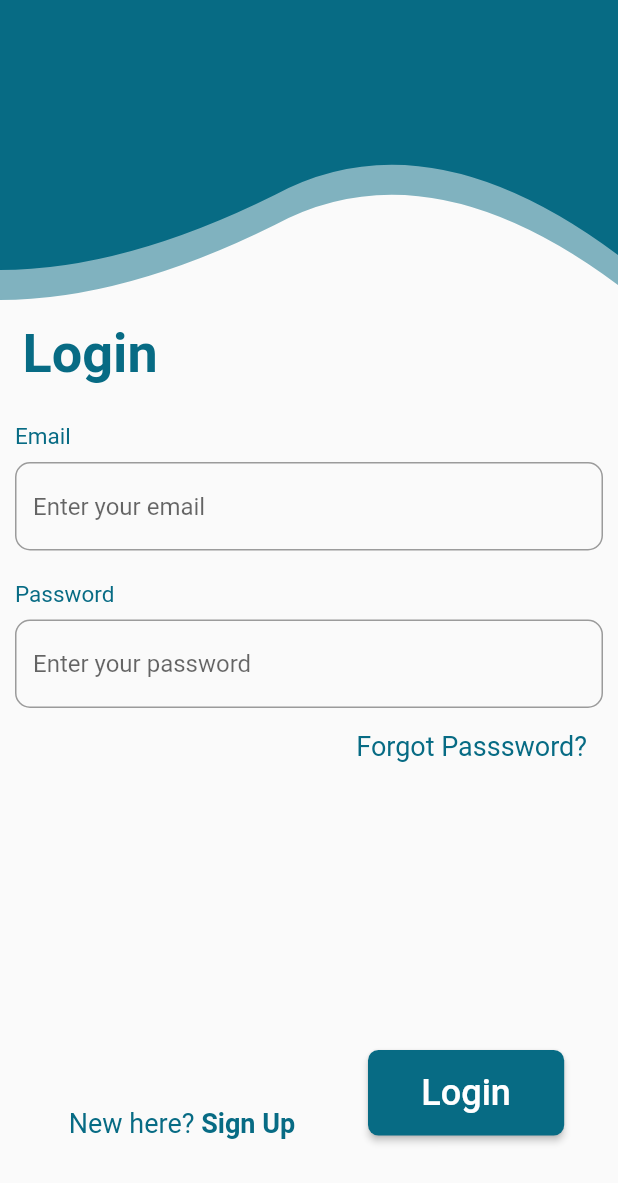
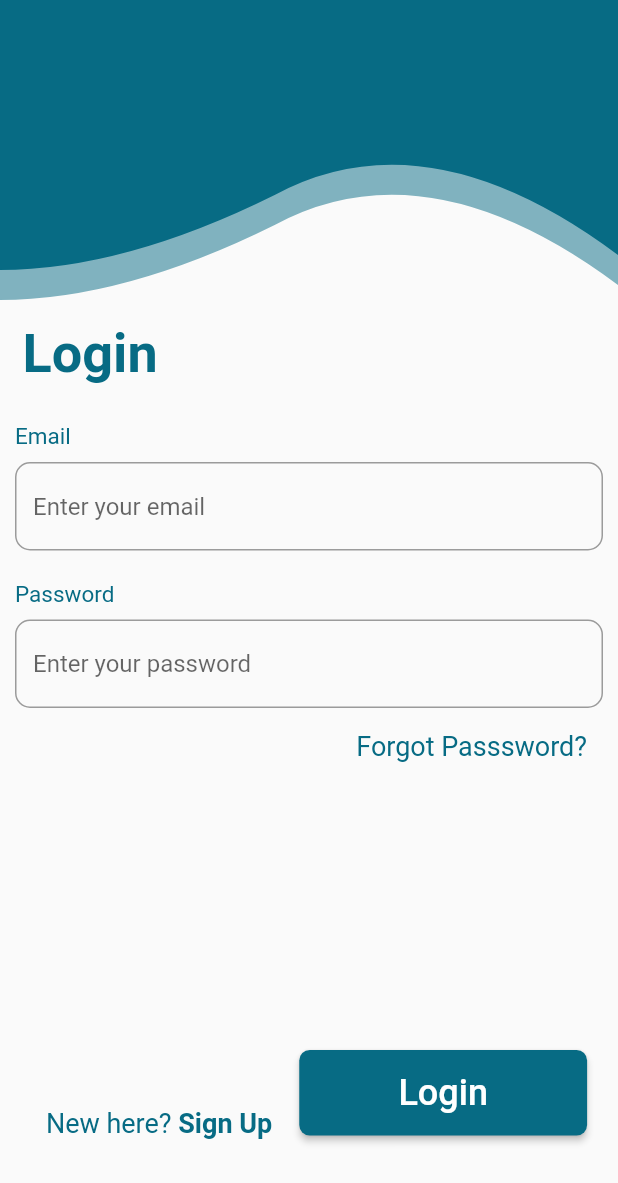
Before and after one commit to ftoome545/Water-Reminder-app, a Flutter app: the screen it shows after launch, after a tap on "Login", on a phone screen of 412 x 824 dp. Shown: the top 1183 px of the screen. Run offline on Flutter 3.47's test engine with Material 2 defaults, Android fonts, the phone set to English and light mode, and no system bars; drawn by our look-alikes of modal_progress_hud_nsn; our stand-ins replace another_flushbar, audioplayers, cloud_firestore, firebase_auth, firebase_core, flutter_local_notifications and 5 more; accounts and stored records are empty.

Commit message:
wrap the log in button with expanded widget

```diff
--- a/lib/screens/login_page.dart
+++ b/lib/screens/login_page.dart
@@ -161,7 +161,8 @@ class _LoginPageState extends State<LoginPage> {
                                 ]),
                           ),
                         ),
-                        Padding(
+                        Expanded(
+                          child: Padding(
                             padding: const EdgeInsets.only(
                               top: 190.0,
                               left: 18.0,
@@ -197,8 +198,8 @@ class _LoginPageState extends State<LoginPage> {
                                     )..show(context);
                                   } else {
                                     try {
-                                    final user =
-                                        await _auth.signInWithEmailAndPassword(
+                                      final user = await _auth
+                                          .signInWithEmailAndPassword(
                                               email: email, password: password);
                                       // ignore: unnecessary_null_comparison
                                       if (user != null) {
@@ -221,11 +222,13 @@ class _LoginPageState extends State<LoginPage> {
                                           Navigator.pushReplacement(
                                               context,
                                               MaterialPageRoute(
-                                                builder: (context) => HomePage(
+                                                  builder: (context) =>
+                                                      HomePage(
                                                           weight: weight,
                                                           unit: unit,
                                                           bedTime: bedTime,
-                                                    wakeUpTime: wakeUpTime)));
+                                                          wakeUpTime:
+                                                              wakeUpTime)));
                                         }
                                       }
                                     } on FirebaseAuthException catch (e) {
@@ -245,7 +248,8 @@ class _LoginPageState extends State<LoginPage> {
                                         message: message,
                                         backgroundColor: Colors.red,
                                         duration: const Duration(seconds: 3),
-                                      flushbarPosition: FlushbarPosition.BOTTOM,
+                                        flushbarPosition:
+                                            FlushbarPosition.BOTTOM,
                                       )..show(context);
                                     }
                                   }
@@ -253,6 +257,7 @@ class _LoginPageState extends State<LoginPage> {
                                 child: const Text(
                                   'Login',
                                   style: TextStyle(fontSize: 24),
+                                ),
                               ),
                             ),
                           ),
```
Lines whose indentation alone changed are shown as unchanged.
